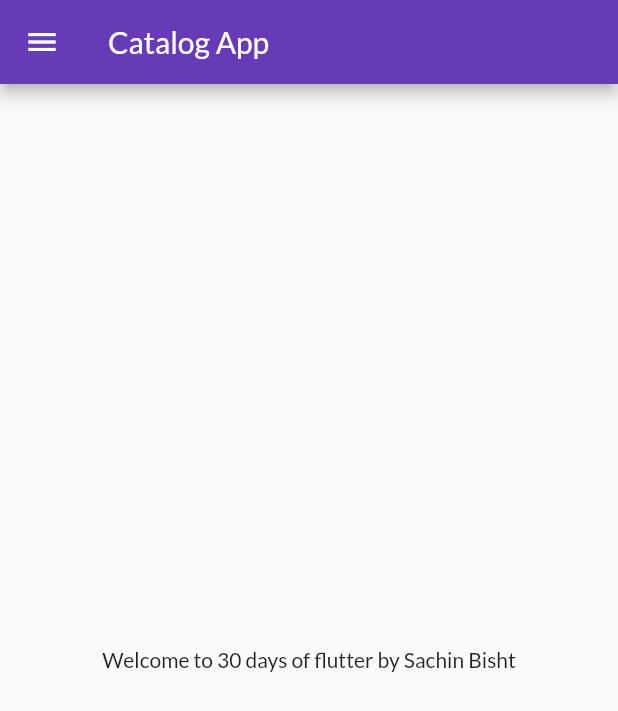
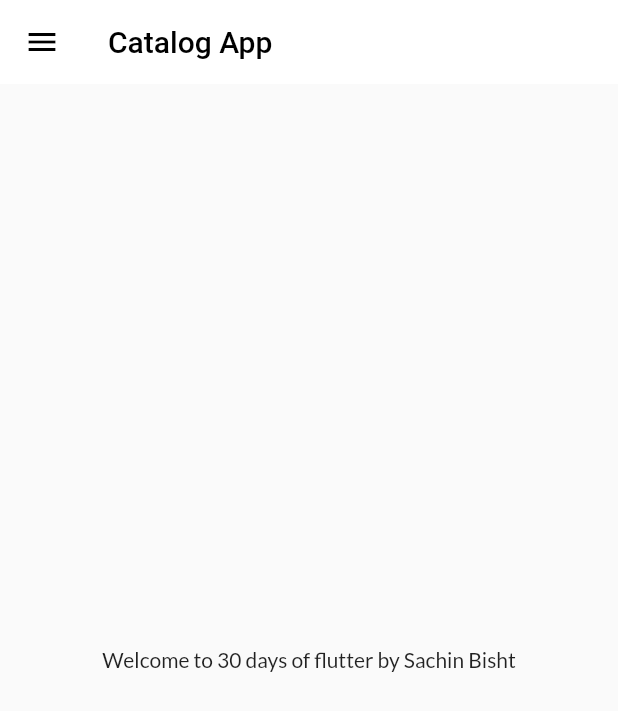
Before and after one commit to Sachin7895/30DaysFlutter, a Flutter app: the screen it shows after launch, on a phone screen of 412 x 824 dp. Shown: the top 711 px of the screen. Run offline on Flutter 3.47's test engine with Material 2 defaults, Android fonts, the phone set to English and light mode, and no system bars; our stand-ins replace google_fonts.

Commit message:
Themes Extracted

```diff
--- a/lib/Pages/home.dart
+++ b/lib/Pages/home.dart
@@ -8,7 +8,10 @@
     String name = "Sachin Bisht";
     return Scaffold(
       appBar: AppBar(
-        title: Text("Catalog App"),
+        title: Text(
+          "Catalog App",
+          style: TextStyle(color: Colors.black),
+        ),
       ),
       body: Center(
         // ignore: avoid_unnecessary_containers
--- a/lib/main.dart
+++ b/lib/main.dart
@@ -1,5 +1,6 @@
 import 'package:flutter/material.dart';
 import 'package:flutter_cata/utils/routes.dart';
+import 'package:flutter_cata/widgets/theme.dart';
 import 'package:google_fonts/google_fonts.dart';
 import 'Pages/home.dart';
 import 'Pages/login_page.dart';
@@ -14,10 +15,8 @@
   Widget build(BuildContext context) {
     return MaterialApp(
       themeMode: ThemeMode.light,
-      theme: ThemeData(
-        primarySwatch: Colors.deepPurple,
-        fontFamily: GoogleFonts.lato().fontFamily,
-      ),
+      theme: MyTheme.lightTheme(context),
+      darkTheme: MyTheme.darkTheme(context),
       debugShowCheckedModeBanner: false,
       initialRoute: MyRoutes.homeRoute,
       routes: {
--- /dev/null
+++ b/lib/widgets/theme.dart
@@ -0,0 +1,22 @@
+import 'package:flutter/material.dart';
+import 'package:google_fonts/google_fonts.dart';
+
+class MyTheme {
+  static ThemeData lightTheme(BuildContext context) => ThemeData(
+        primarySwatch: Colors.deepPurple,
+        fontFamily: GoogleFonts.lato().fontFamily,
+        appBarTheme: AppBarTheme(
+            color: Colors.white,
+            elevation: 0.0,
+            // ignore: prefer_const_constructors
+            iconTheme: IconThemeData(
+              color: Colors.black,
+            ),
+            // ignore: deprecated_member_use
+            textTheme: Theme.of(context).textTheme),
+      );
+
+  static ThemeData darkTheme(BuildContext context) => ThemeData(
+        brightness: Brightness.dark,
+      );
+}
```
